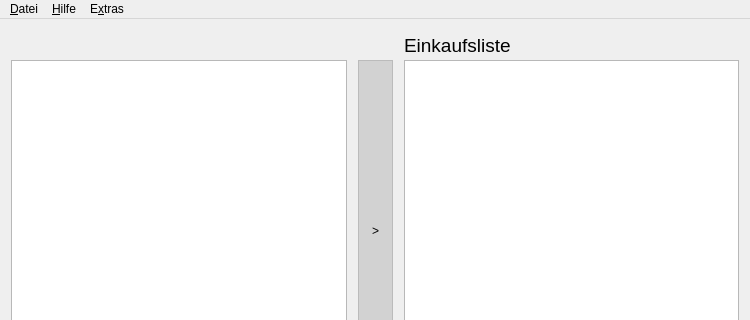
Old version of the form Costimizer/mainwindow.ui in the repository TutorExilius/Costimizer; both pictures show x 0 to 750 and y 0 to 320 of the 750 by 502 pixel window.
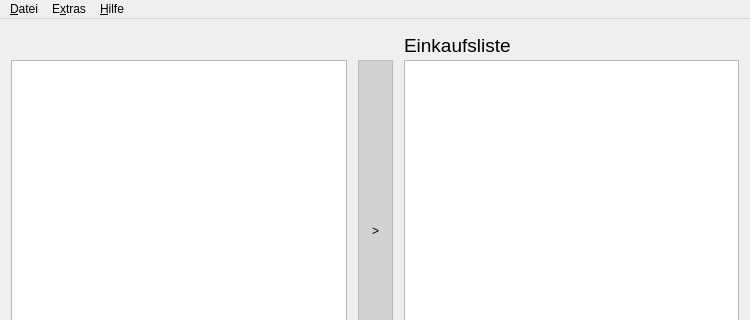
New version of the form.

The edit to the form file:
```diff
--- a/Costimizer/mainwindow.ui
+++ b/Costimizer/mainwindow.ui
@@ -457,8 +457,8 @@
     <addaction name="action_Settings"/>
    </widget>
    <addaction name="menu_Datei"/>
-   <addaction name="menu_Hilfe"/>
    <addaction name="menu_Extras"/>
+   <addaction name="menu_Hilfe"/>
   </widget>
   <action name="action_Beenden">
    <property name="text">
```
